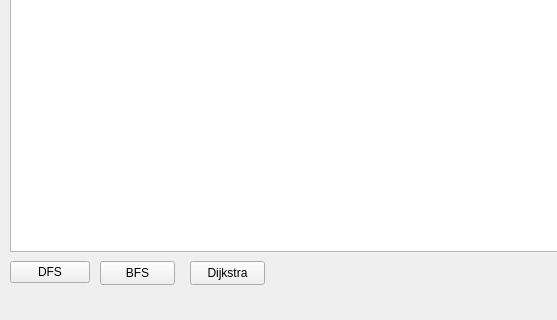
First picture: the form in PathFinder/mainwindow.ui, repository brno4758/Pathfinding, before the edit; both pictures show x 0 to 557 and y 369 to 689 of the 1027 by 689 pixel window.
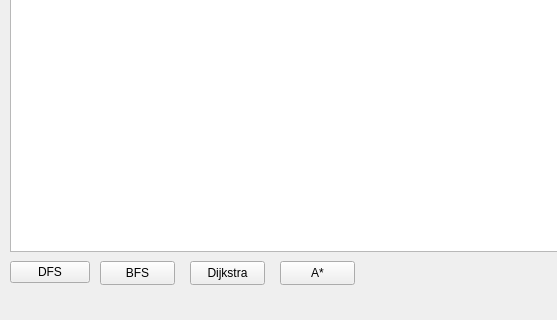
Second picture: the form after the edit.

Commit message: AStar kind of bugged

Patch:
```diff
--- a/PathFinder/mainwindow.ui
+++ b/PathFinder/mainwindow.ui
@@ -76,6 +76,19 @@
      <string>Dijkstra</string>
     </property>
    </widget>
+   <widget class="QPushButton" name="AStarButton">
+    <property name="geometry">
+     <rect>
+      <x>280</x>
+      <y>630</y>
+      <width>75</width>
+      <height>24</height>
+     </rect>
+    </property>
+    <property name="text">
+     <string>A*</string>
+    </property>
+   </widget>
   </widget>
   <widget class="QMenuBar" name="menubar">
    <property name="geometry">
```
The commit also changes 5 other files.
